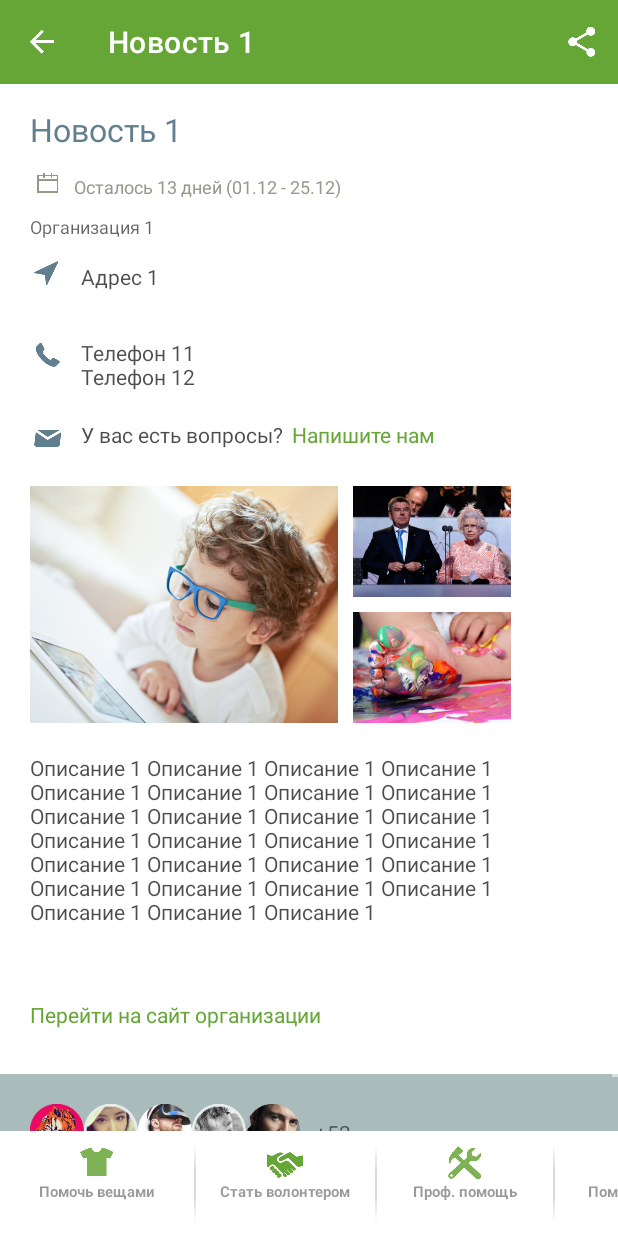
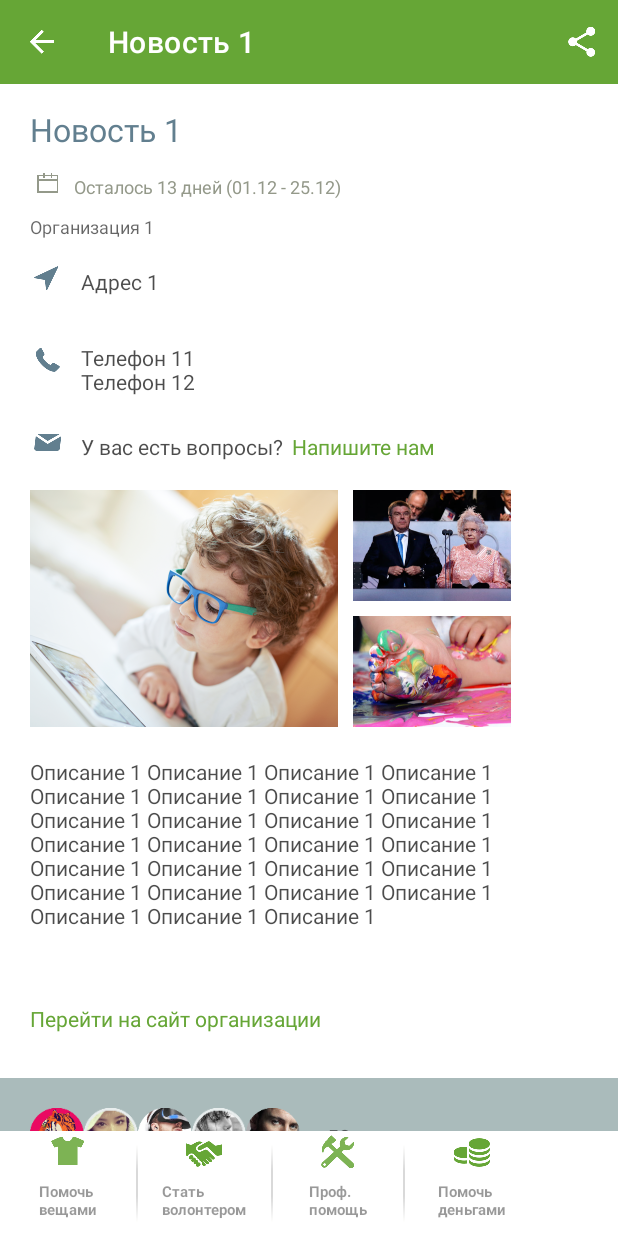
Before and after one commit to Coder96848/Layouts, an Android app: the HelpFragment screen opened directly, with no data from a screen before it, after a tap on "Новость 1", on a phone screen of 412 x 824 dp. Run offline under Robolectric (Android 15) with nearby library versions, the phone set to English and light mode, and no system bars; our stand-ins replace Picasso; libraries missing offline, so code that uses them is left out: com.jakewharton.threetenabp; 1 statement that could not run was skipped.

Commit message:
Fix some bugs in typesetting

```diff
--- a/app/src/main/res/layout/fragment_news_details.xml
+++ b/app/src/main/res/layout/fragment_news_details.xml
@@ -75,52 +75,52 @@
                 android:layout_width="wrap_content"
                 android:layout_height="wrap_content"
                 android:layout_marginStart="@dimen/twenty_dp"
-                android:layout_marginTop="@dimen/ten_dp"
+                android:layout_marginTop="@dimen/thirty_eight_dp"
                 android:src="@drawable/nav"
                 app:layout_constraintStart_toStartOf="parent"
-                app:layout_constraintTop_toBottomOf="@+id/fragment_news_details_scroll_view_text_view_organization"
+                app:layout_constraintTop_toBottomOf="@+id/fragment_news_details_scroll_view_image_calendar"
                 tools:ignore="ContentDescription"/>
 
             <TextView
                 android:id="@+id/fragment_news_details_scroll_view_text_view_nav"
                 android:layout_width="wrap_content"
                 android:layout_height="wrap_content"
-                android:layout_marginTop="@dimen/fifteen_dp"
+                android:layout_marginTop="@dimen/forty_three_dp"
                 android:layout_marginStart="@dimen/ten_dp"
                 android:textAppearance="@style/HelperText.Body3"
                 app:layout_constraintStart_toEndOf="@+id/fragment_news_details_scroll_view_image_nav"
-                app:layout_constraintTop_toBottomOf="@+id/fragment_news_details_scroll_view_text_view_organization" />
+                app:layout_constraintTop_toBottomOf="@+id/fragment_news_details_scroll_view_image_calendar" />
 
             <ImageView
                 android:id="@+id/fragment_news_details_scroll_view_image_phone"
                 android:layout_width="wrap_content"
                 android:layout_height="wrap_content"
                 android:layout_marginStart="@dimen/twenty_dp"
-                android:layout_marginTop="@dimen/thirty_one_dp"
+                android:layout_marginTop="@dimen/ninety_three_dp"
                 android:src="@drawable/phone"
                 app:layout_constraintStart_toStartOf="parent"
-                app:layout_constraintTop_toBottomOf="@+id/fragment_news_details_scroll_view_image_nav"
+                app:layout_constraintTop_toBottomOf="@+id/fragment_news_details_scroll_view_image_calendar"
                 tools:ignore="ContentDescription"/>
 
             <TextView
                 android:id="@+id/fragment_news_details_scroll_view_text_view_phone"
                 android:layout_width="wrap_content"
                 android:layout_height="wrap_content"
-                android:layout_marginTop="@dimen/fifteen_dp"
+                android:layout_marginTop="@dimen/seventy_eight_dp"
                 android:layout_marginStart="@dimen/ten_dp"
                 android:textAppearance="@style/HelperText.Body3"
                 app:layout_constraintStart_toEndOf="@+id/fragment_news_details_scroll_view_image_phone"
-                app:layout_constraintTop_toBottomOf="@+id/fragment_news_details_scroll_view_text_view_nav" />
+                app:layout_constraintTop_toBottomOf="@+id/fragment_news_details_scroll_view_image_calendar" />
 
             <ImageView
                 android:id="@+id/fragment_news_details_scroll_view_image_mail"
                 android:layout_width="wrap_content"
                 android:layout_height="wrap_content"
                 android:layout_marginStart="@dimen/twenty_dp"
-                android:layout_marginTop="@dimen/thirty_one_dp"
+                android:layout_marginTop="@dimen/one_hundred_forty_eight_dp"
                 android:src="@drawable/mail"
                 app:layout_constraintStart_toStartOf="parent"
-                app:layout_constraintTop_toBottomOf="@+id/fragment_news_details_scroll_view_image_phone"
+                app:layout_constraintTop_toBottomOf="@+id/fragment_news_details_scroll_view_image_calendar"
                 tools:ignore="ContentDescription"/>
 
             <TextView
@@ -128,22 +128,23 @@
                 android:layout_width="wrap_content"
                 android:layout_height="wrap_content"
                 android:layout_marginStart="@dimen/ten_dp"
-                android:layout_marginTop="@dimen/nineteen_dp"
+                android:layout_marginTop="@dimen/one_hundred_fifty_three_dp"
                 android:text="@string/you_have_a_questions"
                 android:textAppearance="@style/HelperText.Body3"
                 app:layout_constraintStart_toEndOf="@+id/fragment_news_details_scroll_view_image_mail"
-                app:layout_constraintTop_toBottomOf="@+id/fragment_news_details_scroll_view_text_view_phone" />
+                app:layout_constraintTop_toBottomOf="@+id/fragment_news_details_scroll_view_image_calendar" />
 
             <TextView
                 android:id="@+id/fragment_news_details_scroll_view_text_view_link"
                 android:layout_width="wrap_content"
                 android:layout_height="wrap_content"
                 android:layout_marginStart="@dimen/six_dp"
-                android:layout_marginTop="@dimen/nineteen_dp"
+                android:layout_marginTop="@dimen/one_hundred_fifty_three_dp"
                 android:text="@string/link_to_us"
                 android:textAppearance="@style/HelperText.LinkText"
+                android:linksClickable="true"
                 app:layout_constraintStart_toEndOf="@+id/fragment_news_details_scroll_view_text_view_mail"
-                app:layout_constraintTop_toBottomOf="@+id/fragment_news_details_scroll_view_text_view_phone" />
+                app:layout_constraintTop_toBottomOf="@+id/fragment_news_details_scroll_view_image_calendar" />
 
             <ImageView
                 android:id="@+id/fragment_news_details_scroll_view_image_detail_1"
@@ -186,6 +187,7 @@
                 android:layout_marginTop="@dimen/twenty_dp"
                 android:layout_marginEnd="@dimen/twenty_dp"
                 android:textAppearance="@style/HelperText.Body3"
+                android:gravity="start"
                 app:layout_constraintEnd_toEndOf="parent"
                 app:layout_constraintStart_toStartOf="parent"
                 app:layout_constraintTop_toBottomOf="@+id/fragment_news_details_scroll_view_image_detail_1" />
@@ -197,6 +199,7 @@
                 android:layout_marginStart="@dimen/twenty_dp"
                 android:layout_marginTop="@dimen/ten_dp"
                 android:textAppearance="@style/HelperText.Body3"
+                android:gravity="start"
                 app:layout_constraintEnd_toEndOf="parent"
                 app:layout_constraintStart_toStartOf="parent"
                 app:layout_constraintTop_toBottomOf="@+id/fragment_news_details_scroll_view_text_view_detail_1" />
@@ -210,6 +213,7 @@
                 android:paddingBottom="@dimen/thirty_dp"
                 android:text="@string/go_to_website"
                 android:textAppearance="@style/HelperText.LinkText"
+                android:linksClickable="true"
                 app:layout_constraintStart_toStartOf="parent"
                 app:layout_constraintTop_toBottomOf="@+id/fragment_news_details_scroll_view_text_view_detail_2" />
 
@@ -286,7 +290,7 @@
     <androidx.constraintlayout.widget.ConstraintLayout
         android:id="@+id/fragment_news_details_tab_bar"
         android:layout_width="match_parent"
-        android:layout_height="70dp"
+        android:layout_height="@dimen/seventy_dp"
         android:background="@color/white"
         app:layout_constraintBottom_toBottomOf="parent"
         app:layout_constraintStart_toStartOf="parent">
@@ -296,10 +300,11 @@
             android:layout_width="wrap_content"
             android:layout_height="match_parent"
             android:paddingStart="@dimen/twenty_six_dp"
-            android:paddingBottom="5dp"
+            android:paddingBottom="@dimen/five_dp"
             android:paddingEnd="@dimen/twenty_six_dp"
-            android:paddingTop="9dp"
+            android:paddingTop="@dimen/two_dp"
             android:drawableTop="@drawable/shirt"
+            android:drawablePadding="@dimen/seven_dp"
             android:textAppearance="@style/HelperText.TabLayout2"
             android:text="@string/help_stuff"
             app:layout_constraintStart_toStartOf="parent"
@@ -318,10 +323,11 @@
             android:layout_width="wrap_content"
             android:layout_height="match_parent"
             android:paddingStart="@dimen/sixteen_dp"
-            android:paddingBottom="5dp"
+            android:paddingBottom="@dimen/five_dp"
             android:paddingEnd="@dimen/sixteen_dp"
-            android:paddingTop="9dp"
+            android:paddingTop="@dimen/two_dp"
             android:drawableTop="@drawable/hands"
+            android:drawablePadding="@dimen/seven_dp"
             android:text="@string/help_volunteer"
             android:textAppearance="@style/HelperText.TabLayout2"
             app:layout_constraintStart_toEndOf="@+id/news_details_separator_1"
@@ -340,10 +346,11 @@
             android:layout_width="wrap_content"
             android:layout_height="match_parent"
             android:paddingStart="@dimen/twenty_four_dp"
-            android:paddingBottom="5dp"
+            android:paddingBottom="@dimen/five_dp"
             android:paddingEnd="@dimen/twenty_four_dp"
-            android:paddingTop="9dp"
+            android:paddingTop="@dimen/two_dp"
             android:drawableTop="@drawable/tools"
+            android:drawablePadding="@dimen/seven_dp"
             android:text="@string/help_prof"
             android:textAppearance="@style/HelperText.TabLayout2"
             app:layout_constraintStart_toEndOf="@+id/news_details_separator_2"
@@ -361,11 +368,12 @@
             android:id="@+id/news_details_button_help_money"
             android:layout_width="wrap_content"
             android:layout_height="match_parent"
-            android:paddingStart="22dp"
-            android:paddingBottom="5dp"
-            android:paddingEnd="22dp"
-            android:paddingTop="9dp"
+            android:paddingStart="@dimen/twenty_two_dp"
+            android:paddingBottom="@dimen/five_dp"
+            android:paddingEnd="@dimen/twenty_two_dp"
+            android:paddingTop="@dimen/two_dp"
             android:drawableTop="@drawable/coins"
+            android:drawablePadding="@dimen/seven_dp"
             android:text="@string/help_money"
             android:textAppearance="@style/HelperText.TabLayout2"
             app:layout_constraintStart_toEndOf="@+id/news_details_separator_3"
--- a/app/src/main/res/layout/fragment_news_recycler_view_item.xml
+++ b/app/src/main/res/layout/fragment_news_recycler_view_item.xml
@@ -64,8 +64,10 @@
                 android:layout_marginStart="@dimen/twenty_six_dp"
                 android:layout_marginTop="@dimen/ten_dp"
                 android:layout_marginEnd="@dimen/twenty_six_dp"
-                android:gravity="center_horizontal"
+                android:gravity="center"
                 android:textAppearance="@style/HelperText.Body3"
+                android:lines="3"
+                android:ellipsize="end"
                 app:layout_constraintHorizontal_bias="0.5"
                 app:layout_constraintEnd_toEndOf="parent"
                 app:layout_constraintStart_toStartOf="parent"
@@ -75,6 +77,7 @@
                 android:id="@+id/news_item_card_view_button"
                 android:layout_width="match_parent"
                 android:layout_height="@dimen/thirty_two_dp"
+                android:layout_marginTop="@dimen/sixteen_dp"
                 android:insetTop="0dp"
                 android:insetBottom="0dp"
                 android:textAppearance="@style/HelperText.Button2"
--- a/app/src/main/res/values/dimens.xml
+++ b/app/src/main/res/values/dimens.xml
@@ -7,15 +7,20 @@
     <dimen name="one_hundred_eighty_two_dp">182dp</dimen>
     <dimen name="one_hundred_seventy_eight_dp">178dp</dimen>
     <dimen name="one_hundred_sixty_one_dp">161dp</dimen>
+    <dimen name="one_hundred_fifty_three_dp">153dp</dimen>
+    <dimen name="one_hundred_forty_eight_dp">148dp</dimen>
     <dimen name="one_hundred_forty_six_dp">146dp</dimen>
     <dimen name="one_hundred_forty_one_dp">141dp</dimen>
     <dimen name="one_hundred_twenty_two_dp">122dp</dimen>
     <dimen name="one_hundred_sixteen_dp">116dp</dimen>
     <dimen name="one_hundred_fifteen_dp">115dp</dimen>
+    <dimen name="ninety_eight_dp">98dp</dimen>
     <dimen name="ninety_seven_dp">97dp</dimen>
+    <dimen name="ninety_three_dp">93dp</dimen>
     <dimen name="eighty_eight_dp">88dp</dimen>
     <dimen name="eighty_three_dp">83dp</dimen>
     <dimen name="seventy_two_dp">72dp</dimen>
+    <dimen name="seventy_dp">70dp</dimen>
     <dimen name="sixty_eight_dp">68dp</dimen>
     <dimen name="sixty_seven_dp">67dp</dimen>
     <dimen name="fifty_eight_dp">58dp</dimen>
@@ -31,9 +36,12 @@
     <dimen name="thirty_two_dp">32dp</dimen>
     <dimen name="thirty_one_dp">31dp</dimen>
     <dimen name="thirty_dp">30dp</dimen>
+    <dimen name="twenty_nine_dp">29dp</dimen>
     <dimen name="twenty_eight_dp">28dp</dimen>
+    <dimen name="twenty_seven_dp">27dp</dimen>
     <dimen name="twenty_six_dp">26dp</dimen>
     <dimen name="twenty_four_dp">24dp</dimen>
+    <dimen name="twenty_two_dp">22dp</dimen>
     <dimen name="twenty_dp">20dp</dimen>
     <dimen name="nineteen_dp">19dp</dimen>
     <dimen name="eighteen_dp">18dp</dimen>
@@ -43,10 +51,11 @@
     <dimen name="twelve_dp">12dp</dimen>
     <dimen name="ten_dp">10dp</dimen>
     <dimen name="eight_dp">8dp</dimen>
+    <dimen name="seven_dp">7dp</dimen>
     <dimen name="six_dp">6dp</dimen>
     <dimen name="five_dp">5dp</dimen>
     <dimen name="four_dp">4dp</dimen>
+    <dimen name="two_dp">2dp</dimen>
     <dimen name="one_dp">1dp</dimen>
-    <dimen name="twenty_nine_dp">29dp</dimen>
-    <dimen name="twenty_seven_dp">27dp</dimen>
+    <dimen name="seventy_eight_dp">78dp</dimen>
 </resources>
--- a/app/src/main/res/values/strings.xml
+++ b/app/src/main/res/values/strings.xml
@@ -32,10 +32,10 @@
     <string name="filter_text">Фильтр</string>
     <string name="link_to_us">Напишите нам</string>
     <string name="you_have_a_questions">У вас есть вопросы?</string>
-    <string name="help_stuff">Помочь вещами</string>
-    <string name="help_volunteer">Стать волонтером</string>
-    <string name="help_prof">Проф. помощь</string>
-    <string name="help_money">Помочь деньгами</string>
+    <string name="help_stuff">Помочь\nвещами</string>
+    <string name="help_volunteer">Стать\nволонтером</string>
+    <string name="help_prof">Проф.\nпомощь</string>
+    <string name="help_money">Помочь\nденьгами</string>
     <string name="likes_count">+%1$d</string>
     <string name="left_bracket">(</string>
     <string name="right_bracket">)</string>
```
